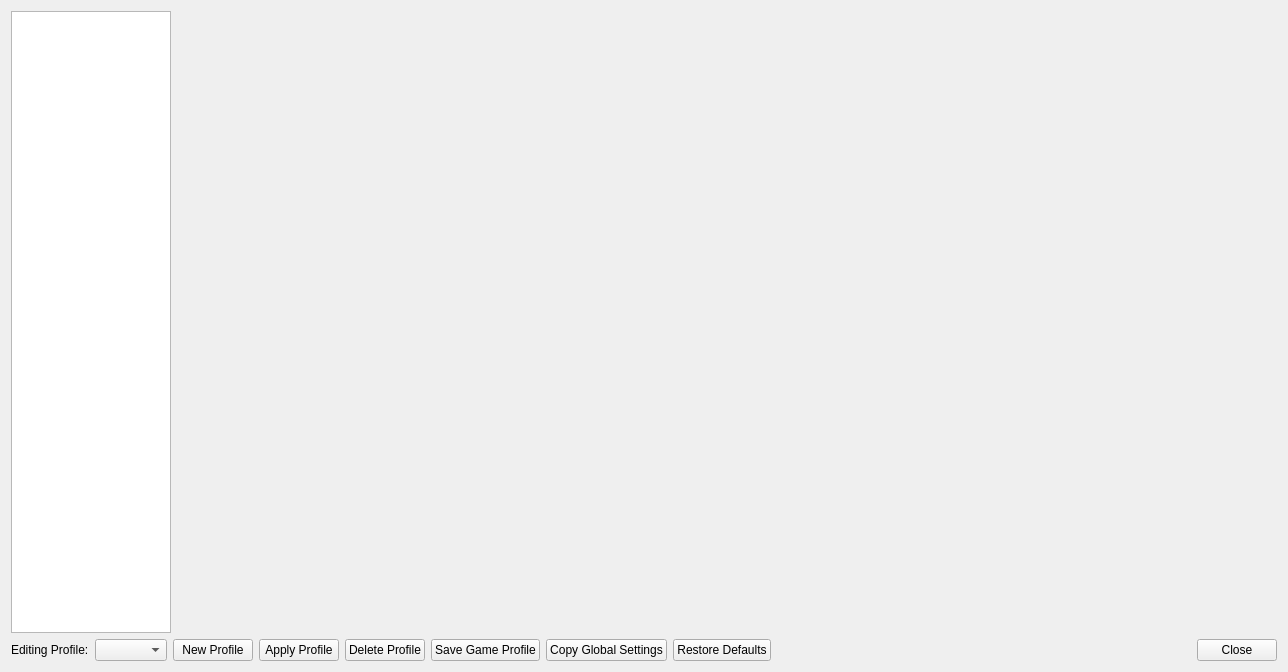
The window that src/arcadeduck-qt/controllersettingswindow.ui (StillJC/ArcadeDuck) describes before a commit, drawn with Qt 5.
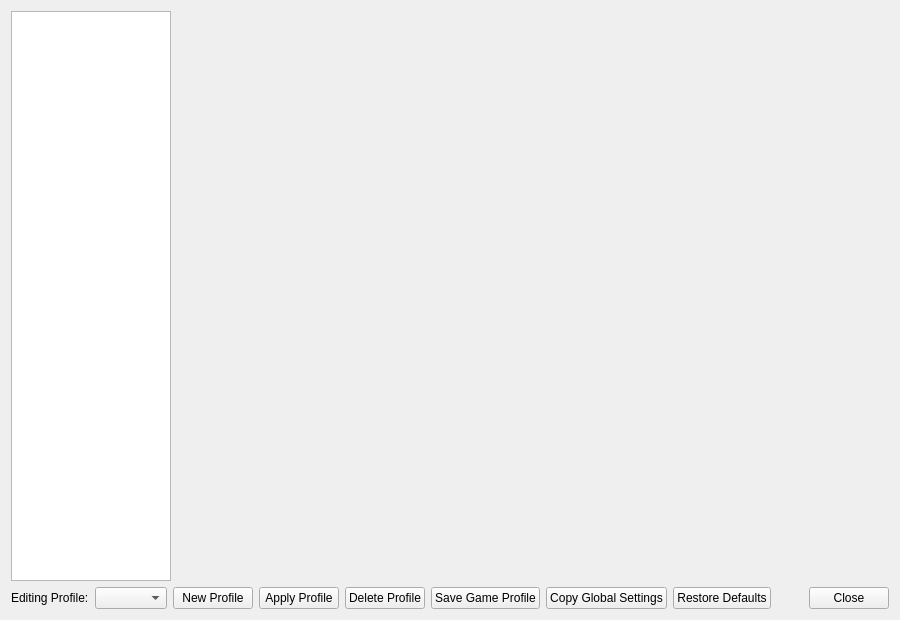
The same window after the commit. Icons and pictures are not drawn.

Patch:
```diff
--- a/src/arcadeduck-qt/controllersettingswindow.ui
+++ b/src/arcadeduck-qt/controllersettingswindow.ui
@@ -6,8 +6,8 @@
    <rect>
     <x>0</x>
     <y>0</y>
-    <width>1284</width>
-    <height>672</height>
+    <width>900</width>
+    <height>620</height>
    </rect>
   </property>
   <property name="sizePolicy">
@@ -56,8 +56,8 @@
     <widget class="QStackedWidget" name="settingsContainer">
      <property name="minimumSize">
       <size>
-       <width>1100</width>
-       <height>620</height>
+       <width>560</width>
+       <height>0</height>
       </size>
      </property>
     </widget>
```
